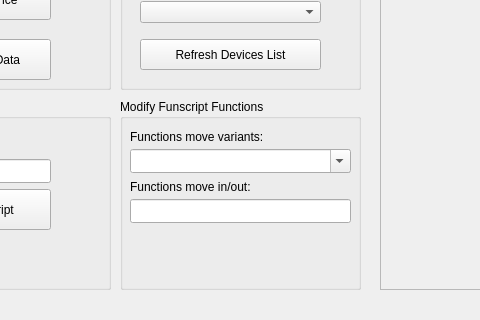
First picture: the form in mainwindow.ui, repository samsmit362/HismithControl, before the edit; both pictures show x 140 to 620 and y 260 to 580 of the 869 by 580 pixel window.
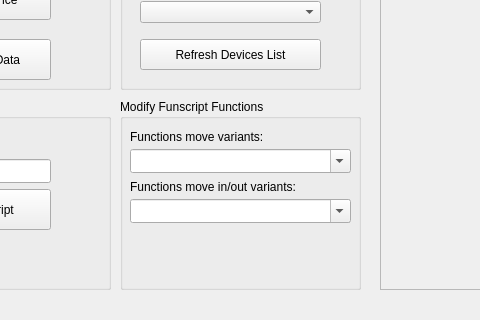
Second picture: the form after the edit.

Commit message: Extended "Functions move in/out" for multiple variants support.

What changed in the file:
```diff
--- a/mainwindow.ui
+++ b/mainwindow.ui
@@ -278,16 +278,6 @@
     <property name="title">
      <string>Modify Funscript Functions</string>
     </property>
-    <widget class="QLineEdit" name="functionsMoveInOut">
-     <property name="geometry">
-      <rect>
-       <x>10</x>
-       <y>100</y>
-       <width>221</width>
-       <height>24</height>
-      </rect>
-     </property>
-    </widget>
     <widget class="QLabel" name="label_6">
      <property name="geometry">
       <rect>
@@ -306,12 +296,12 @@
       <rect>
        <x>10</x>
        <y>80</y>
-       <width>131</width>
+       <width>181</width>
        <height>16</height>
       </rect>
      </property>
      <property name="text">
-      <string>Functions move in/out:</string>
+      <string>Functions move in/out variants:</string>
      </property>
     </widget>
     <widget class="QComboBox" name="functionsMoveVariants">
@@ -330,6 +320,22 @@
       <bool>true</bool>
      </property>
     </widget>
+    <widget class="QComboBox" name="functionsMoveInOutVariants">
+     <property name="geometry">
+      <rect>
+       <x>10</x>
+       <y>100</y>
+       <width>221</width>
+       <height>24</height>
+      </rect>
+     </property>
+     <property name="contextMenuPolicy">
+      <enum>Qt::CustomContextMenu</enum>
+     </property>
+     <property name="editable">
+      <bool>true</bool>
+     </property>
+    </widget>
    </widget>
    <widget class="QCheckBox" name="modifyFunscript">
     <property name="geometry">
```
The commit also changes 5 other files.
